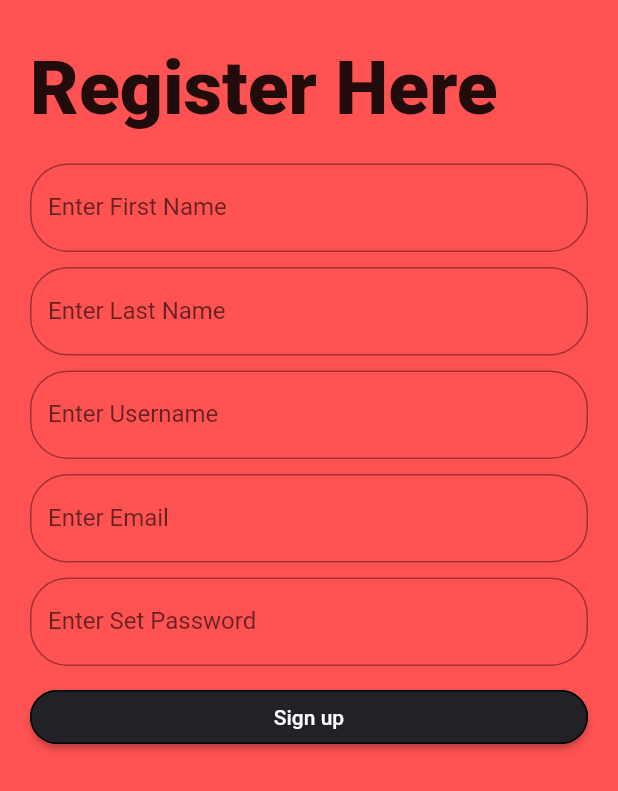
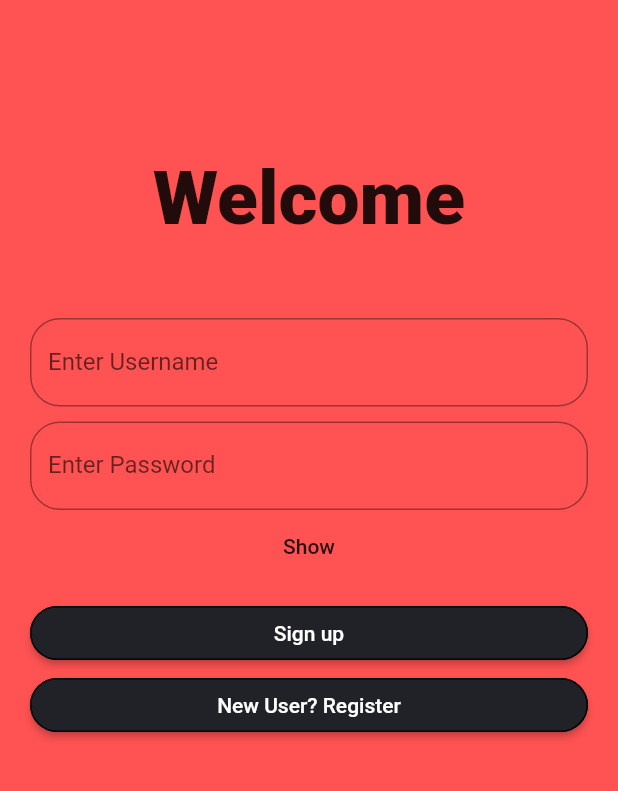
Before and after one commit to karan-kunwar/Notefy, a Flutter app: the screen it shows after launch, on a phone screen of 412 x 824 dp. Shown: the top 791 px of the screen. Run offline on Flutter 3.47's test engine with Material 2 defaults, Android fonts, the phone set to English and light mode, and no system bars; our stand-ins replace flutter_secure_storage.

Commit message:
Login, Register, Allready logged in Features addded

```diff
--- a/App/notefy/lib/constants.dart
+++ b/App/notefy/lib/constants.dart
@@ -2,3 +2,30 @@ import 'package:flutter/material.dart';
 
 Color kdarkGrey = Color(0xFF212128);
 Color kOrange = Colors.redAccent;
+
+InputDecoration createInputDecor(String hintText) {
+  return InputDecoration(
+    labelText: "Enter $hintText",
+    fillColor: Colors.white,
+    border: new OutlineInputBorder(
+      borderRadius: new BorderRadius.circular(20.0),
+      borderSide: new BorderSide(),
+    ),
+    errorStyle: TextStyle(color: Colors.white.withOpacity(0.95)),
+  );
+}
+String validateEmail(String value) {
+  Pattern pattern =
+      r'^(([^<>()[\]\\.,;:\s@\"]+(\.[^<>()[\]\\.,;:\s@\"]+)*)|(\".+\"))@((\[[0-9]{1,3}\.[0-9]{1,3}\.[0-9]{1,3}\.[0-9]{1,3}\])|(([a-zA-Z\-0-9]+\.)+[a-zA-Z]{2,}))$';
+  RegExp regex = new RegExp(pattern);
+  if (!regex.hasMatch(value))
+    return 'Enter Valid Email';
+  else
+    return null;
+}
+String validateName(String value) {
+  if (value.length < 3)
+    return 'Increase Length';
+  else
+    return null;
+}
--- a/App/notefy/lib/main.dart
+++ b/App/notefy/lib/main.dart
@@ -1,4 +1,6 @@
 import 'package:flutter/material.dart';
+import 'package:flutter_secure_storage/flutter_secure_storage.dart';
+import 'package:notefy/screens/loginScreen.dart';
 import 'constants.dart';
 import 'screens/HomeScreen.dart';
 import 'screens/RegisterUser.dart';
@@ -8,17 +10,41 @@ void main() {
   runApp(MyApp());
 }
 
-class MyApp extends StatelessWidget {
+
+class MyApp extends StatefulWidget {
+  @override
+  _MyAppState createState() => _MyAppState();
+}
+
+class _MyAppState extends State<MyApp> {
+  Widget screen1 = FirstScreen();
+  Future<Null> getApiKey() async {
+    final storage = new FlutterSecureStorage();
+    final all = await storage.readAll();
+    setState(() {
+      if(all.isEmpty){
+        screen1 = RegisterScreen();
+      }
+      else{
+        print(all.values);
+      }
+    });
+  }
+  @override
+  void initState() {
+    getApiKey();
+    super.initState();
+  }
   @override
   Widget build(BuildContext context) {
     return MaterialApp(
       title: 'notefy',
       theme: ThemeData().copyWith(primaryColor: Colors.white),
-      home: RegisterScreen(),
+      home: LoginScreen(),
     );
   }
+}
 
-}
 class FirstScreen extends StatelessWidget {
   @override
   Widget build(BuildContext context) {
@@ -47,19 +73,19 @@ class FirstScreen extends StatelessWidget {
             title: new TabBar(
               tabs: [
                 Tab(
-                  icon: new Icon(Icons.home,size: 35,),
+                  icon: new Icon(Icons.home,size: 45,),
                 ),
                 Tab(
-                  icon: new Icon(Icons.rss_feed, size: 40,),
+                  icon: new Icon(Icons.rss_feed, size: 45,),
                 ),
                 Tab(
-                  icon: new Icon(Icons.perm_identity,size: 35,),
+                  icon: new Icon(Icons.perm_identity,size: 55,),
                 ),
               ],
               labelColor: kOrange,
               unselectedLabelColor: Colors.black,
               indicatorSize: TabBarIndicatorSize.label,
-              indicatorPadding: EdgeInsets.all(5.0),
+              indicatorPadding: EdgeInsets.all(25.0),
               indicatorColor: Colors.white,
             ),
           ),
--- a/App/notefy/lib/models/classes/user.dart
+++ b/App/notefy/lib/models/classes/user.dart
@@ -4,7 +4,6 @@
 import 'dart:convert';
 
 UserData userDataFromJson(String str) => UserData.fromJson(json.decode(str));
-
 String userDataToJson(UserData data) => json.encode(data.toJson());
 class UserData {
   UserData({
--- /dev/null
+++ b/App/notefy/lib/screens/loginScreen.dart
@@ -0,0 +1,156 @@
+import 'package:flutter/material.dart';
+import 'dart:convert';
+import 'package:notefy/constants.dart';
+import 'package:notefy/main.dart';
+import 'package:notefy/models/classes/user.dart';
+import 'package:notefy/screens/RegisterUser.dart';
+import 'package:http/http.dart' as http;
+
+Future<bool> signInUser(String username, String password) async {
+  final String apiUrl = 'http://127.0.0.1:5000/signin';
+  final response = await http.post(apiUrl,
+      body: jsonEncode({
+        "username": username,
+        "password": password
+      }));
+  var parsedJson = json.decode(response.body);
+  print(parsedJson);
+  if(response.statusCode/10==20){
+//    UserData user;
+//    user.firstname = parsedJson['firstname'];
+//    user.lastname = parsedJson['lastname'];
+//    user.username = parsedJson['username'];
+//    user.email = parsedJson['email'];
+//    return user;
+      return true;
+  }else{
+    return null;
+  }
+}
+
+
+class LoginScreen extends StatefulWidget {
+  @override
+  _LoginScreenState createState() => _LoginScreenState();
+}
+
+class _LoginScreenState extends State<LoginScreen> {
+
+  final TextEditingController password = TextEditingController();
+  final TextEditingController username = TextEditingController();
+  final GlobalKey<FormState> _formKey = GlobalKey<FormState>();
+  bool _autoValidate = false;
+  bool _obscureText = true;
+  void _toggleHideUnhide() {
+    setState(() {
+      _obscureText = !_obscureText;
+    });
+  }
+  @override
+  Widget build(BuildContext context) {
+    Size size = MediaQuery.of(context).size;
+    return Scaffold(
+      body: SafeArea(
+        child: Container(
+          color: kOrange,
+          child: Container(
+            padding: EdgeInsets.only(top: size.height/8),
+            margin: EdgeInsets.only(left: 20, right: 20),
+            child: Form(
+                  key: _formKey,
+                  autovalidate: _autoValidate,
+                  child: ListView(
+                    children: [
+                      Center(
+                        child: Text(
+                          'Welcome',
+                          style: TextStyle(fontSize: 50, fontWeight: FontWeight.w800),
+                        ),
+                      ),
+                      SizedBox(
+                        height: 50,
+                      ),
+                      TextFormField(
+                        controller: username,
+                        decoration: createInputDecor('Username'),
+                        keyboardType: TextInputType.name,
+                        validator: validateName,
+                      ),
+                      SizedBox(
+                        height: 10,
+                      ),
+                      Column(
+                        children: <Widget>[
+                          new TextFormField(
+                            controller: password,
+                            decoration: createInputDecor('Password'),
+                            validator: (val) => val.length < 6 ? 'Password too short.' : null,
+                            obscureText: _obscureText,
+                          ),
+                          new FlatButton(
+                              onPressed: _toggleHideUnhide,
+                              child: new Text(_obscureText ? "Show" : "Hide"))
+                        ],
+                      ),
+                      SizedBox(
+                        height: 10,
+                      ),
+                      RaisedButton(
+                          child: Text('Sign up'),
+                          textColor: Colors.white,
+                          color: kdarkGrey,
+                          shape: new OutlineInputBorder(
+                            borderRadius: new BorderRadius.circular(25.0),
+                            borderSide: new BorderSide(),
+                          ),
+                          onPressed: () async {
+                            if (_validateInputs()) {
+                              final String un = username.text;
+                              final String ps = password.text;
+                              if(await signInUser(un, ps)) {
+                                print('Welcome'+un);
+                                Navigator.push(context,
+                                    MaterialPageRoute(
+                                        builder: (context) => FirstScreen()
+                                    )
+                                );
+                              }
+                            }
+                          }
+                      ),
+                      RaisedButton (
+                          child: Text('New User? Register'),
+                          textColor: Colors.white,
+                          color: kdarkGrey,
+                          shape: new OutlineInputBorder(
+                            borderRadius: new BorderRadius.circular(25.0),
+                            borderSide: new BorderSide(),
+                          ),
+                          onPressed: () async {
+                            Navigator.push(
+                                context,
+                                MaterialPageRoute(
+                                    builder:(context)=>RegisterScreen()
+                                )
+                            );
+                          }
+                      ),
+                    ],
+                  ),
+                ),
+            ),
+        ),
+        ),
+      );
+  }
+  bool _validateInputs() {
+    if (_formKey.currentState.validate()) {
+      _formKey.currentState.save();
+      return true;
+    } else {
+      setState(() {
+        _autoValidate = true;
+      });
+    }
+  }
+}
--- a/App/notefy/pubspec.yaml
+++ b/App/notefy/pubspec.yaml
@@ -14,7 +14,7 @@ dependencies:
 
   cupertino_icons: ^0.1.3
   http: ^0.12.2
-
+  flutter_secure_storage: ^3.3.3
 
 dev_dependencies:
   flutter_test:
```
Also changed, not shown: App/notefy/lib/screens/RegisterUser.dart (+36 -39 lines), App/notefy/pubspec.lock, 7 other files.
